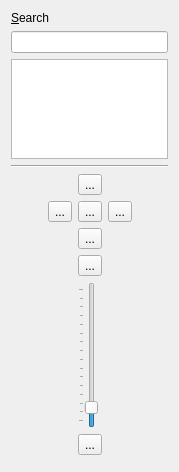
First picture: the form in src/lib/NavigationWidget.ui, repository KDE/marble, before the edit.
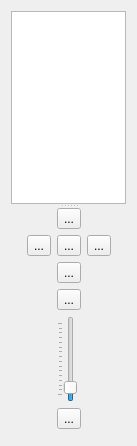
Second picture: the form after the edit. Icons and pictures are not drawn. Custom widgets are drawn as their Qt base class.

Commit message: Global search bar

The edit to the form file:
```diff
--- a/src/lib/NavigationWidget.ui
+++ b/src/lib/NavigationWidget.ui
@@ -6,8 +6,8 @@
    <rect>
     <x>0</x>
     <y>0</y>
-    <width>179</width>
-    <height>472</height>
+    <width>137</width>
+    <height>446</height>
    </rect>
   </property>
   <property name="windowTitle">
@@ -15,32 +15,10 @@
   </property>
   <layout class="QVBoxLayout" name="verticalLayout">
    <item>
-    <widget class="QLabel" name="label_2_2">
-     <property name="text">
-      <string>&amp;Search</string>
+    <widget class="QSplitter" name="m_splitter">
+     <property name="orientation">
+      <enum>Qt::Vertical</enum>
      </property>
-     <property name="buddy">
-      <cstring>searchLineEdit</cstring>
-     </property>
-    </widget>
-   </item>
-   <item>
-    <widget class="QLineEdit" name="searchLineEdit">
-     <property name="sizePolicy">
-      <sizepolicy hsizetype="Preferred" vsizetype="Fixed">
-       <horstretch>0</horstretch>
-       <verstretch>0</verstretch>
-      </sizepolicy>
-     </property>
-     <property name="toolTip">
-      <string>Search line</string>
-     </property>
-     <property name="whatsThis">
-      <string>Here you can enter the name of the location you are searching for.</string>
-     </property>
-    </widget>
-   </item>
-   <item>
     <widget class="MarbleSearchListView" name="locationListView">
      <property name="sizePolicy">
       <sizepolicy hsizetype="Preferred" vsizetype="Fixed">
@@ -54,12 +32,6 @@
        <height>75</height>
       </size>
      </property>
-     <property name="maximumSize">
-      <size>
-       <width>16777215</width>
-       <height>100</height>
-      </size>
-     </property>
      <property name="focusPolicy">
       <enum>Qt::WheelFocus</enum>
      </property>
@@ -94,22 +66,8 @@
       <bool>true</bool>
      </property>
     </widget>
-   </item>
-   <item>
-    <widget class="Line" name="line_2_2">
-     <property name="orientation">
-      <enum>Qt::Horizontal</enum>
-     </property>
-    </widget>
-   </item>
-   <item>
-    <layout class="QHBoxLayout" name="_2">
-     <property name="spacing">
-      <number>6</number>
-     </property>
-     <property name="margin">
-      <number>0</number>
-     </property>
+     <widget class="QWidget" name="layoutWidget">
+      <layout class="QHBoxLayout" name="horizontalLayout">
      <item>
       <spacer>
        <property name="orientation">
@@ -120,8 +78,8 @@
        </property>
        <property name="sizeHint" stdset="0">
         <size>
-         <width>0</width>
-         <height>10</height>
+           <width>5</width>
+           <height>5</height>
         </size>
        </property>
       </spacer>
@@ -314,13 +272,15 @@
        </property>
        <property name="sizeHint" stdset="0">
         <size>
-         <width>0</width>
-         <height>10</height>
+           <width>5</width>
+           <height>5</height>
         </size>
        </property>
       </spacer>
      </item>
     </layout>
+     </widget>
+    </widget>
    </item>
    <item>
     <widget class="QFrame" name="m_pSpacerFrame">
```
Lines whose indentation alone changed are shown as unchanged. The commit also changes 17 other files.
